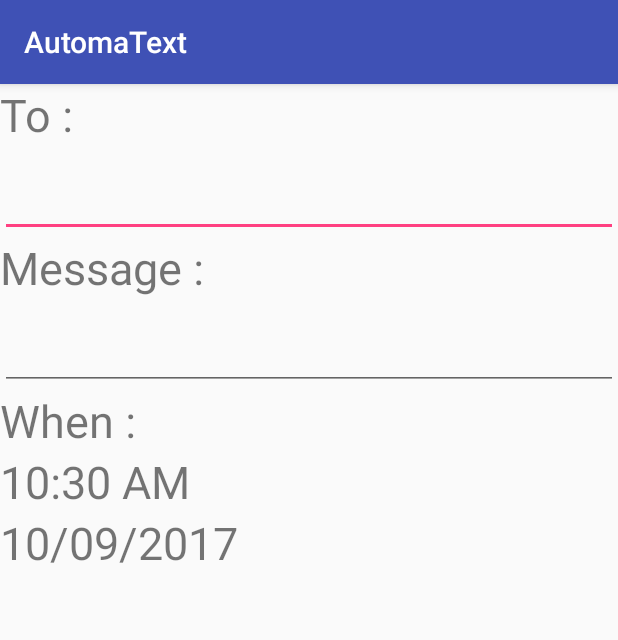
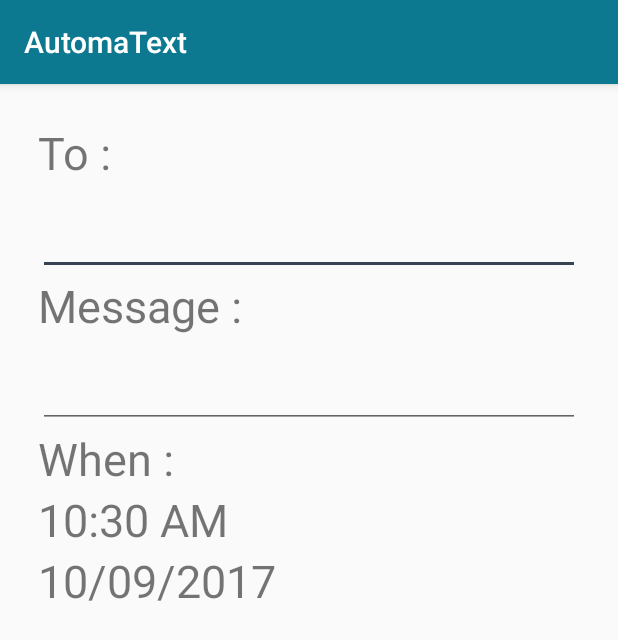
Before and after one commit to leangseu/AndroidAutomaText, an Android app: the EditorActivity screen opened directly, with no data from a screen before it, on a phone screen of 412 x 824 dp. Shown: the top 640 px of the screen. Run offline under Robolectric (Android 15) with nearby library versions, the light colour scheme and no system bars.

Commit message:
theme choices, padding etc

```diff
--- a/AutomaText/app/src/main/res/layout/activity_editor.xml
+++ b/AutomaText/app/src/main/res/layout/activity_editor.xml
@@ -4,54 +4,55 @@
     xmlns:tools="http://schemas.android.com/tools"
     android:layout_width="match_parent"
     android:layout_height="match_parent"
-    tools:context="com.leangseu.automatext.EditorActivity"
-    android:orientation="vertical">
+    android:orientation="vertical"
+    android:padding="25dp"
+    tools:context="com.leangseu.automatext.EditorActivity">
 
     <TextView
+        style="@style/EditorStyle"
         android:layout_width="match_parent"
         android:layout_height="wrap_content"
-        android:text="@string/to"
-        style="@style/EditorStyle"/>
+        android:text="@string/to" />
 
     <EditText
         android:id="@+id/phone_number_ET"
+        style="@style/EditorStyle"
         android:layout_width="match_parent"
         android:layout_height="wrap_content"
-        android:inputType="phone"
-        style="@style/EditorStyle"/>
+        android:inputType="phone" />
 
     <TextView
+        style="@style/EditorStyle"
         android:layout_width="match_parent"
         android:layout_height="wrap_content"
-        android:text="@string/message"
-        style="@style/EditorStyle"/>
+        android:text="@string/message" />
 
     <EditText
         android:id="@+id/message_ET"
+        style="@style/EditorStyle"
         android:layout_width="match_parent"
         android:layout_height="wrap_content"
-        style="@style/EditorStyle"
         android:maxLines="3"
-        android:textAlignment="viewStart"/>
+        android:textAlignment="viewStart" />
 
     <TextView
-        android:text="@string/when"
+        style="@style/EditorStyle"
         android:layout_width="wrap_content"
         android:layout_height="wrap_content"
-        style="@style/EditorStyle"/>
+        android:text="@string/when" />
 
     <TextView
         android:id="@+id/time_TV"
-        android:text="@string/time"
+        style="@style/EditorStyle"
         android:layout_width="match_parent"
         android:layout_height="wrap_content"
-        style="@style/EditorStyle"/>
+        android:text="@string/time" />
 
     <TextView
         android:id="@+id/date_TV"
-        android:text="@string/date"
+        style="@style/EditorStyle"
         android:layout_width="match_parent"
         android:layout_height="wrap_content"
-        style="@style/EditorStyle"/>
+        android:text="@string/date" />
 
 </LinearLayout>
--- a/AutomaText/app/src/main/res/layout/activity_main.xml
+++ b/AutomaText/app/src/main/res/layout/activity_main.xml
@@ -27,10 +27,12 @@
 
     <android.support.design.widget.FloatingActionButton
         android:id="@+id/fab"
+        android:theme="@style/AppTheme.bottomBubble"
         android:layout_width="wrap_content"
         android:layout_height="wrap_content"
         android:layout_gravity="bottom|end"
         android:layout_margin="@dimen/fab_margin"
-        app:srcCompat="@android:drawable/ic_input_add" />
+        app:srcCompat="@android:drawable/ic_input_add"
+        android:tint="@color/white"/>
 
 </android.support.design.widget.CoordinatorLayout>
--- a/AutomaText/app/src/main/res/values/colors.xml
+++ b/AutomaText/app/src/main/res/values/colors.xml
@@ -1,6 +1,8 @@
 <?xml version="1.0" encoding="utf-8"?>
 <resources>
-    <color name="colorPrimary">#3F51B5</color>
-    <color name="colorPrimaryDark">#303F9F</color>
-    <color name="colorAccent">#FF4081</color>
+    <color name="colorPrimary">#0c7991</color>
+    <color name="colorPrimaryDark">#0a6276</color>
+    <color name="colorAccent">#374353</color>
+    <color name="colorAccentBubble">#ff9b58</color>
+    <color name="white">#fff</color>
 </resources>
--- a/AutomaText/app/src/main/res/values/strings.xml
+++ b/AutomaText/app/src/main/res/values/strings.xml
@@ -1,7 +1,7 @@
 <resources>
     <string name="app_name">AutomaText</string>
     <string name="action_settings">Settings</string>
-
+    <string name="add">+</string>
     <string name="to">To :</string>
     <string name="message">Message :</string>
     <string name="when">When :</string>
--- a/AutomaText/app/src/main/res/values/styles.xml
+++ b/AutomaText/app/src/main/res/values/styles.xml
@@ -6,6 +6,12 @@
         <item name="colorPrimary">@color/colorPrimary</item>
         <item name="colorPrimaryDark">@color/colorPrimaryDark</item>
         <item name="colorAccent">@color/colorAccent</item>
+    </style>
+    <style name="AppTheme.bottomBubble" parent="Theme.AppCompat.Light.DarkActionBar">
+        <!-- Customize your theme here. -->
+        <item name="colorPrimary">@color/colorPrimary</item>
+        <item name="colorPrimaryDark">@color/colorPrimaryDark</item>
+        <item name="colorAccent">@color/colorAccentBubble</item>
     </style>
 
     <style name="AppTheme.NoActionBar">
@@ -21,4 +27,6 @@
         <item name="android:textSize">30sp</item>
     </style>
 
+
+
 </resources>
```
